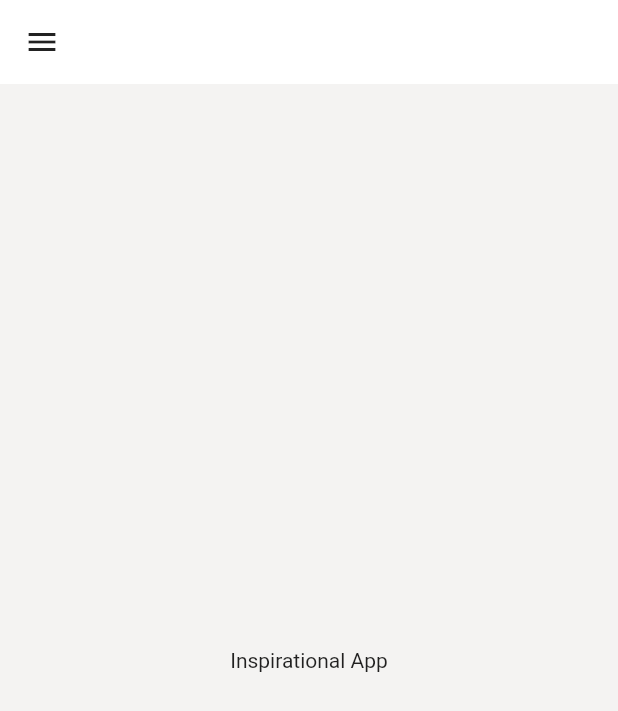
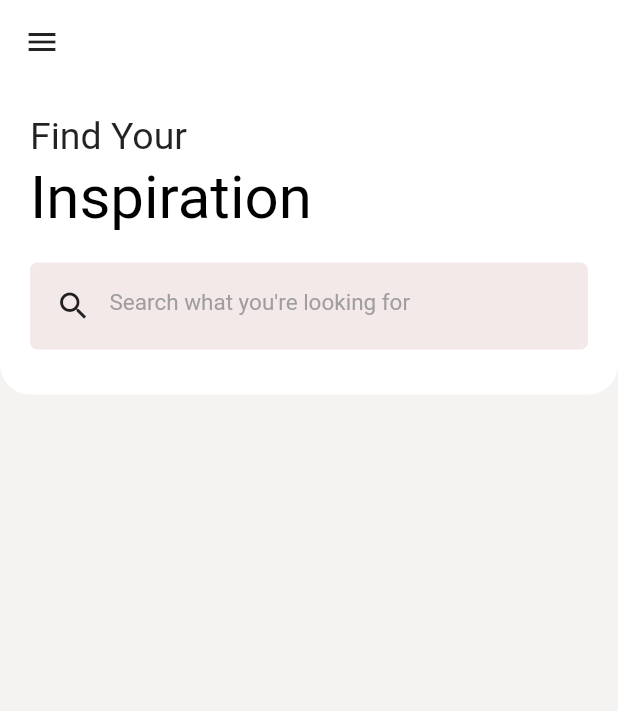
Before and after one commit to PrinceNarteh/inspirational_app, a Flutter app: the screen it shows after launch, on a phone screen of 412 x 824 dp. Shown: the top 711 px of the screen. Run offline on Flutter 3.47's test engine with Material 2 defaults, Android fonts, the light colour scheme and no system bars.

Commit message:
adds header

```diff
--- a/lib/main.dart
+++ b/lib/main.dart
@@ -29,8 +29,63 @@ class HomeScreen extends StatelessWidget {
           onPressed: () {},
         ),
       ),
-      body: const Center(
-        child: Text("Inspirational App"),
+      body: SafeArea(
+        child: Column(
+          crossAxisAlignment: CrossAxisAlignment.start,
+          children: <Widget>[
+            Container(
+              width: double.infinity,
+              decoration: const BoxDecoration(
+                  color: Colors.white,
+                  borderRadius:
+                      BorderRadius.vertical(bottom: Radius.circular(20))),
+              padding: const EdgeInsets.all(20.0),
+              child: Column(
+                crossAxisAlignment: CrossAxisAlignment.start,
+                children: <Widget>[
+                  const Text(
+                    "Find Your",
+                    style: TextStyle(
+                      color: Colors.black87,
+                      fontSize: 25,
+                    ),
+                  ),
+                  const SizedBox(height: 3),
+                  const Text(
+                    "Inspiration",
+                    style: TextStyle(
+                      color: Colors.black,
+                      fontSize: 40,
+                    ),
+                  ),
+                  const SizedBox(height: 20),
+                  Container(
+                    padding: const EdgeInsets.all(5.0),
+                    decoration: BoxDecoration(
+                      color: const Color.fromRGBO(244, 233, 233, 1),
+                      borderRadius: BorderRadius.circular(5),
+                    ),
+                    child: const TextField(
+                      decoration: InputDecoration(
+                        border: InputBorder.none,
+                        prefixIcon: Icon(
+                          Icons.search,
+                          color: Colors.black87,
+                        ),
+                        hintText: "Search what you're looking for",
+                        hintStyle: TextStyle(
+                          color: Colors.grey,
+                          fontSize: 15,
+                        ),
+                      ),
+                    ),
+                  ),
+                  const SizedBox(height: 10),
+                ],
+              ),
+            ),
+          ],
+        ),
       ),
     );
   }
```
